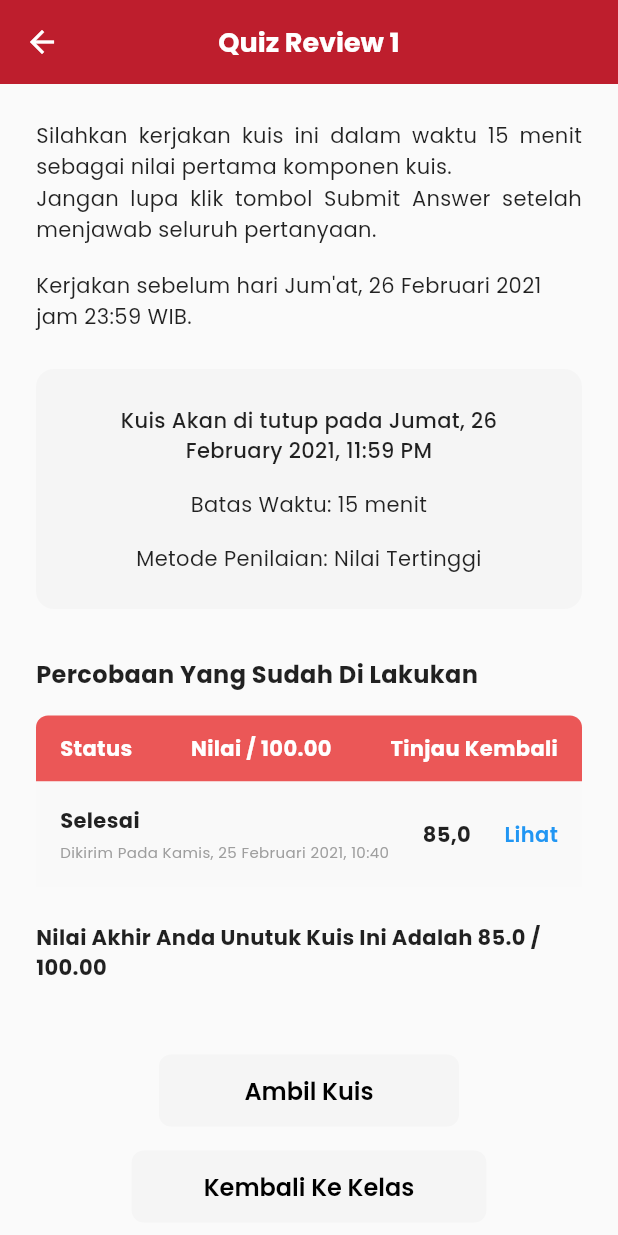
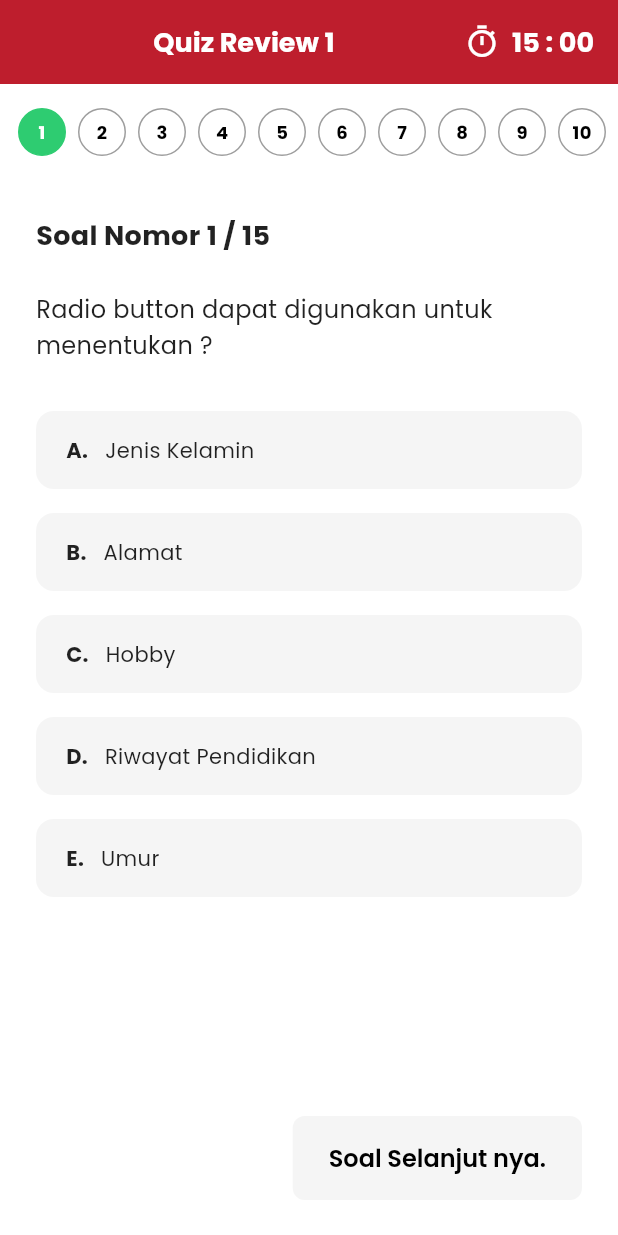
Before and after one commit to sitimaisaroh291001/app_lms, a Flutter app: the QuizDetailScreen screen opened by its route, after a tap on "Ambil Kuis", on a phone screen of 412 x 824 dp. Run offline on Flutter 3.47's test engine with Material 3 defaults, Android fonts, the phone set to English and light mode, and no system bars; our stand-ins replace file_picker, go_router, google_fonts, shared_preferences; accounts and stored records are empty.

Commit message:
menambahkan kuis

```diff
--- /dev/null
+++ b/lib/features/course/presentation/quiz_attempt_screen.dart
@@ -0,0 +1,272 @@
+import 'package:flutter/material.dart';
+import 'package:go_router/go_router.dart';
+
+class QuizAttemptScreen extends StatefulWidget {
+  const QuizAttemptScreen({super.key});
+
+  @override
+  State<QuizAttemptScreen> createState() => _QuizAttemptScreenState();
+}
+
+class _QuizAttemptScreenState extends State<QuizAttemptScreen> {
+  int _currentIndex = 0;
+  final int _totalQuestions = 15;
+
+  // Dummy data for questions
+  final List<Map<String, dynamic>> _questions = [
+    {
+      "question": "Radio button dapat digunakan untuk menentukan ?",
+      "options": ["Jenis Kelamin", "Alamat", "Hobby", "Riwayat Pendidikan", "Umur"],
+      "selected": -1, // -1 means none selected
+    },
+    {
+      "question": "Dalam perancangan web yang baik, untuk teks yang menyampaikan isi konten digunakan font yang sama di setiap halaman, ini merupakan salah satu tujuan yaitu ?",
+      "options": ["Intergrasi", "Standarisasi", "Konsistensi", "Koefensi", "Koreksi"],
+      "selected": -1,
+    },
+    // Generate more dummy questions to reach 15 or reuse
+  ];
+
+  @override
+  void initState() {
+    super.initState();
+    // Fill up to 15 questions
+    while (_questions.length < 15) {
+      _questions.add({
+        "question": "Pertanyaan nomor ${_questions.length + 1} contoh text default...",
+        "options": ["Pilihan A", "Pilihan B", "Pilihan C", "Pilihan D", "Pilihan E"],
+        "selected": -1,
+      });
+    }
+  }
+
+  @override
+  Widget build(BuildContext context) {
+    return Scaffold(
+      backgroundColor: Colors.white,
+      appBar: AppBar(
+        backgroundColor: const Color(0xFFBE1E2D),
+        elevation: 0,
+        automaticallyImplyLeading: false, // Hide back button if custom or none
+        title: Row(
+          mainAxisAlignment: MainAxisAlignment.spaceBetween,
+          children: [
+            const Expanded(
+              child: Text(
+                "Quiz Review 1",
+                textAlign: TextAlign.center,
+                style: TextStyle(
+                  color: Colors.white,
+                  fontWeight: FontWeight.bold,
+                ),
+              ),
+            ),
+            Row(
+              children: const [
+                Icon(Icons.timer_outlined, color: Colors.white),
+                SizedBox(width: 8),
+                Text(
+                  "15 : 00",
+                  style: TextStyle(
+                    color: Colors.white,
+                    fontWeight: FontWeight.bold,
+                  ),
+                ),
+              ],
+            )
+          ],
+        ),
+        centerTitle: true,
+      ),
+      body: Column(
+        children: [
+          // Question Number Navigation
+          Container(
+            padding: const EdgeInsets.symmetric(vertical: 16, horizontal: 8),
+            child: SingleChildScrollView(
+              scrollDirection: Axis.horizontal,
+              child: Row(
+                children: List.generate(_totalQuestions, (index) {
+                  // Determine color based on state
+                  // Active: Green border? Or filled if answered?
+                  // Design shows Green Filled for current/answered?
+                  // Image 2 shows '1' green filled. Image 3 shows '1' green filled when on Q2.
+                  // Current index: Green filled. Past answered: Green filled?
+                  // Let's make: Current = Green filled. Answered = Green Border?
+                  // Or just Green Circle for all available items?
+                  // Design: 1, 2, ... bubbles.
+                  bool isActive = index == _currentIndex;
+                  bool isAnswered = _questions[index]['selected'] != -1;
+
+                  return Container(
+                    margin: const EdgeInsets.symmetric(horizontal: 4),
+                    width: 32,
+                    height: 32,
+                    decoration: BoxDecoration(
+                      shape: BoxShape.circle,
+                      color: isActive ? const Color(0xFF2ECC71) : Colors.transparent, // Active = Green
+                      border: Border.all(
+                        color: (isActive || isAnswered) ? const Color(0xFF2ECC71) : Colors.grey,
+                      ),
+                    ),
+                    child: Center(
+                      child: Text(
+                        "${index + 1}",
+                        style: TextStyle(
+                          color: isActive ? Colors.white : Colors.black,
+                          fontWeight: FontWeight.bold,
+                          fontSize: 12,
+                        ),
+                      ),
+                    ),
+                  );
+                }),
+              ),
+            ),
+          ),
+
+          Expanded(
+            child: SingleChildScrollView(
+              padding: const EdgeInsets.all(24),
+              child: Column(
+                crossAxisAlignment: CrossAxisAlignment.start,
+                children: [
+                  Text(
+                    "Soal Nomor ${_currentIndex + 1} / $_totalQuestions",
+                    style: const TextStyle(
+                      fontSize: 18,
+                      fontWeight: FontWeight.bold,
+                    ),
+                  ),
+                  const SizedBox(height: 24),
+                  Text(
+                    _questions[_currentIndex]['question'],
+                    style: const TextStyle(
+                      fontSize: 16,
+                      height: 1.5,
+                    ),
+                  ),
+                  const SizedBox(height: 32),
+
+                  // Options
+                  ...List.generate(5, (optionIndex) {
+                    final options = _questions[_currentIndex]['options'] as List<String>;
+                    final optionLabel = String.fromCharCode(65 + optionIndex); // A, B, C...
+                    final optionText = options[optionIndex];
+                    final isSelected = _questions[_currentIndex]['selected'] == optionIndex;
+
+                    return GestureDetector(
+                      onTap: () {
+                        setState(() {
+                          _questions[_currentIndex]['selected'] = optionIndex;
+                        });
+                      },
+                      child: Container(
+                        margin: const EdgeInsets.only(bottom: 16),
+                        padding: const EdgeInsets.symmetric(vertical: 16, horizontal: 20),
+                        decoration: BoxDecoration(
+                          color: isSelected ? const Color(0xFFEB5757) : const Color(0xFFF5F5F5), // Red if selected
+                          borderRadius: BorderRadius.circular(12),
+                          boxShadow: isSelected ? [
+                             BoxShadow(
+                               // ignore: deprecated_member_use
+                               color: Colors.black.withOpacity(0.1),
+                               blurRadius: 4,
+                               offset: const Offset(0, 2),
+                             )
+                          ] : [],
+                        ),
+                        child: Row(
+                          children: [
+                            Text(
+                              "$optionLabel. ",
+                              style: TextStyle(
+                                fontWeight: FontWeight.bold,
+                                color: isSelected ? Colors.white : Colors.black87,
+                              ),
+                            ),
+                            const SizedBox(width: 8),
+                            Expanded(
+                              child: Text(
+                                optionText,
+                                style: TextStyle(
+                                  color: isSelected ? Colors.white : Colors.black87,
+                                ),
+                              ),
+                            ),
+                          ],
+                        ),
+                      ),
+                    );
+                  }),
+                ],
+              ),
+            ),
+          ),
+
+          // Footer Buttons
+          Padding(
+            padding: const EdgeInsets.all(24.0),
+            child: Row(
+              mainAxisAlignment: MainAxisAlignment.spaceBetween,
+              children: [
+                // Previous Button
+                if (_currentIndex > 0)
+                  ElevatedButton(
+                    onPressed: () {
+                      setState(() {
+                        _currentIndex--;
+                      });
+                    },
+                    style: ElevatedButton.styleFrom(
+                      backgroundColor: const Color(0xFFF5F5F5),
+                      foregroundColor: Colors.black,
+                      elevation: 0,
+                      padding: const EdgeInsets.symmetric(horizontal: 24, vertical: 16),
+                      shape: RoundedRectangleBorder(borderRadius: BorderRadius.circular(8)),
+                    ),
+                    child: const Text("Soal Sebelum nya."),
+                  )
+                else
+                  const SizedBox.shrink(), // Spacer
+
+                // Next or Finish Button
+                if (_currentIndex < _totalQuestions - 1)
+                  ElevatedButton(
+                    onPressed: () {
+                      setState(() {
+                        _currentIndex++;
+                      });
+                    },
+                    style: ElevatedButton.styleFrom(
+                      backgroundColor: const Color(0xFFF5F5F5),
+                      foregroundColor: Colors.black,
+                      elevation: 0,
+                      padding: const EdgeInsets.symmetric(horizontal: 24, vertical: 16),
+                      shape: RoundedRectangleBorder(borderRadius: BorderRadius.circular(8)),
+                    ),
+                    child: const Text("Soal Selanjut nya."),
+                  )
+                else
+                   ElevatedButton(
+                    onPressed: () {
+                      // Finish quiz
+                      context.pop(); // Returns to detail
+                    },
+                    style: ElevatedButton.styleFrom(
+                      backgroundColor: const Color(0xFF2ECC71), // Green
+                      foregroundColor: Colors.white,
+                      elevation: 0,
+                      padding: const EdgeInsets.symmetric(horizontal: 48, vertical: 16),
+                      shape: RoundedRectangleBorder(borderRadius: BorderRadius.circular(8)),
+                    ),
+                    child: const Text("Selesai."),
+                  ),
+              ],
+            ),
+          ),
+        ],
+      ),
+    );
+  }
+}
--- a/lib/features/course/presentation/quiz_detail_screen.dart
+++ b/lib/features/course/presentation/quiz_detail_screen.dart
@@ -145,7 +145,7 @@ class QuizDetailScreen extends StatelessWidget {
                 children: [
                    ElevatedButton(
                      onPressed: () {
-                       // Action
+                       context.push('/quiz-attempt');
                      },
                      style: ElevatedButton.styleFrom(
                        backgroundColor: const Color(0xFFF5F5F5),
--- a/lib/main.dart
+++ b/lib/main.dart
@@ -13,6 +13,7 @@ import 'features/dashboard/presentation/pages/announcement_page.dart';
 import 'features/dashboard/presentation/pages/announcement_detail_page.dart';
 import 'features/notification/presentation/pages/notification_page.dart';
 import 'features/course/presentation/quiz_detail_screen.dart';
+import 'features/course/presentation/quiz_attempt_screen.dart';
 import 'package:provider/provider.dart';
 import 'core/providers/user_provider.dart';
 
@@ -74,6 +75,10 @@ final GoRouter _router = GoRouter(
       builder: (context, state) => const QuizDetailScreen(), // New Screen
     ),
     GoRoute(
+      path: '/quiz-attempt',
+      builder: (context, state) => const QuizAttemptScreen(), // New Screen
+    ),
+    GoRoute(
       path: '/course-detail-tabs',
       builder: (context, state) => const CourseDetailScreen(), // New Screen
     ),
```
Also changed, not shown: assets/images/empty_state_task.png (deleted).
